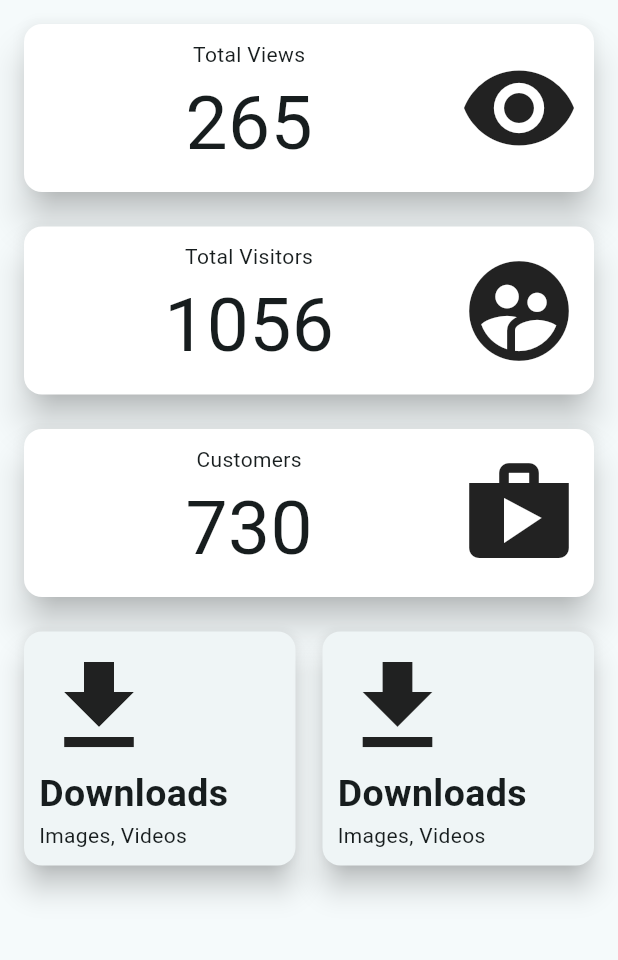
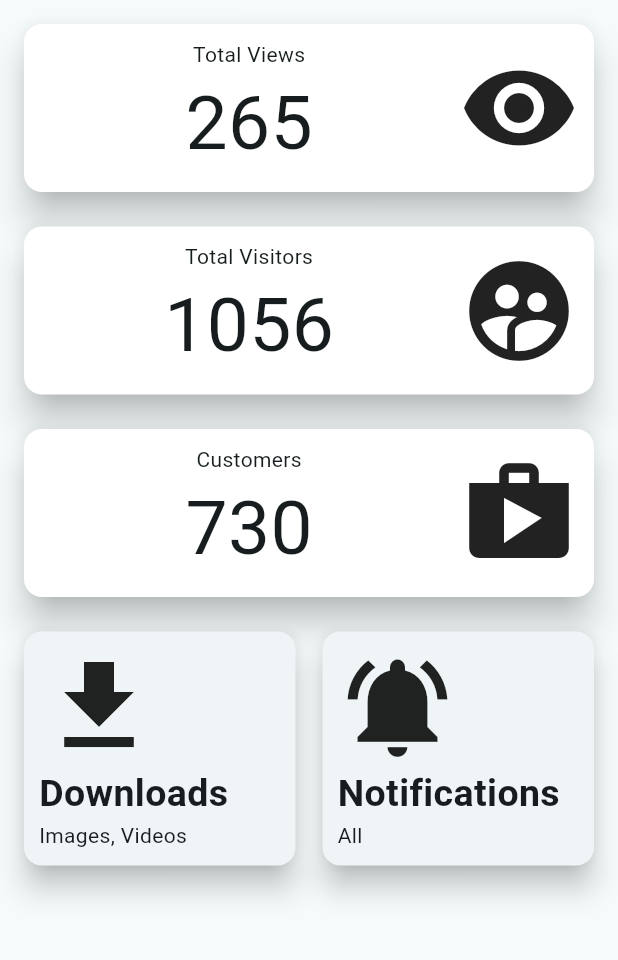
Before and after one commit to kamalnorizan/jpjFlutter, a Flutter app: the screen it shows after launch, on a phone screen of 412 x 824 dp, the part 84-1044 px from its top. Run offline on Flutter 3.47's test engine with Material 3 defaults, Android fonts, the phone set to English and light mode, and no system bars.

Commit message:
dashboard small start

```diff
--- a/lib/Screen/dashboard.dart
+++ b/lib/Screen/dashboard.dart
@@ -42,7 +42,43 @@ class Dashboard extends StatelessWidget {
               ),
               Row(
                 children: [
-                  Expanded(
+                  SmallStat(
+                    title: 'Downloads',
+                    subtitle: 'Images, Videos',
+                    iconSet: Icons.download,
+                  ),
+                  SizedBox(
+                    width: 10,
+                  ),
+                  SmallStat(
+                    title: 'Notifications',
+                    subtitle: 'All',
+                    iconSet: Icons.notifications_active,
+                  ),
+                ],
+              )
+            ],
+          ),
+        ),
+      ),
+    );
+  }
+}
+
+class SmallStat extends StatelessWidget {
+  String title;
+  String subtitle;
+  IconData iconSet;
+  SmallStat({
+    super.key,
+    required this.title,
+    required this.subtitle,
+    required this.iconSet,
+  });
+
+  @override
+  Widget build(BuildContext context) {
+    return Expanded(
       child: Card(
         elevation: 8,
         child: Padding(
@@ -50,52 +86,16 @@ class Dashboard extends StatelessWidget {
           child: Column(
             crossAxisAlignment: CrossAxisAlignment.start,
             children: [
-                            Icon(Icons.get_app, size: 80,),
+              Icon(iconSet, size: 80,),
               Text(
-                              'Downloads',
+                title,
                 style: TextStyle(
                   fontWeight: FontWeight.bold,
                   fontSize: 25,
                 ),
               ),
               Text(
-                              'Images, Videos',
-
-                            )
-                          ],
-                        ),
-                      ),
-                    ),
-                  ),
-                  SizedBox(
-                    width: 10,
-                  ),
-                  Expanded(
-                    child: Card(
-                      elevation: 8,
-                      child: Padding(
-                        padding: const EdgeInsets.all(10.0),
-                        child: Column(
-                          crossAxisAlignment: CrossAxisAlignment.start,
-                          children: [
-                            Icon(Icons.get_app, size: 80,),
-                            Text(
-                              'Downloads',
-                              style: TextStyle(
-                                fontWeight: FontWeight.bold,
-                                fontSize: 25,
-                              ),
-                            ),
-                            Text(
-                              'Images, Videos',
-
-                            )
-                          ],
-                        ),
-                      ),
-                    ),
-                  ),
-                ],
+                subtitle,
               )
             ],
           ),
```
Lines whose indentation alone changed are shown as unchanged.
